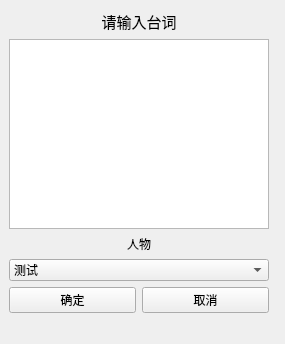
First picture: the form in src/ui/dialogEdit.ui, repository MRSlouzk/Renpy-editor, before the edit.
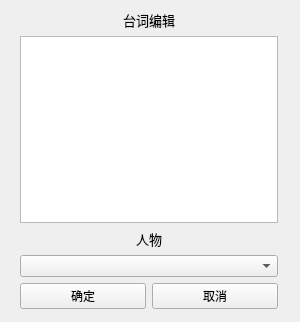
Second picture: the form after the edit.

Diff of the .ui file:
```diff
--- a/src/ui/dialogEdit.ui
+++ b/src/ui/dialogEdit.ui
@@ -9,8 +9,8 @@
    <rect>
     <x>0</x>
     <y>0</y>
-    <width>285</width>
-    <height>344</height>
+    <width>300</width>
+    <height>322</height>
    </rect>
   </property>
   <property name="windowTitle">
@@ -19,24 +19,22 @@
   <widget class="QWidget" name="layoutWidget">
    <property name="geometry">
     <rect>
-     <x>9</x>
+     <x>20</x>
      <y>10</y>
-     <width>260</width>
-     <height>303</height>
+     <width>258</width>
+     <height>299</height>
     </rect>
    </property>
-   <layout class="QVBoxLayout" name="verticalLayout_2">
-    <item>
      <layout class="QVBoxLayout" name="verticalLayout">
       <item>
        <widget class="QLabel" name="labelDialogInput">
         <property name="font">
          <font>
-          <pointsize>11</pointsize>
+        <pointsize>10</pointsize>
          </font>
         </property>
         <property name="text">
-         <string>请输入台词</string>
+       <string>台词编辑</string>
         </property>
         <property name="alignment">
          <set>Qt::AlignCenter</set>
@@ -44,10 +42,15 @@
        </widget>
       </item>
       <item>
-       <widget class="QPlainTextEdit" name="DialogInput"/>
+     <widget class="QPlainTextEdit" name="DialogEdit"/>
       </item>
       <item>
-       <widget class="QLabel" name="labelChar01">
+     <widget class="QLabel" name="label_2">
+      <property name="font">
+       <font>
+        <pointsize>10</pointsize>
+       </font>
+      </property>
         <property name="text">
          <string>人物</string>
         </property>
@@ -57,18 +60,7 @@
        </widget>
       </item>
       <item>
-       <widget class="QComboBox" name="comboBoxCharacter">
-        <property name="tabletTracking">
-         <bool>false</bool>
-        </property>
-        <item>
-         <property name="text">
-          <string>测试</string>
-         </property>
-        </item>
-       </widget>
-      </item>
-     </layout>
+     <widget class="QComboBox" name="comboBoxChara"/>
     </item>
     <item>
      <layout class="QHBoxLayout" name="horizontalLayout">
```
Left out of the diff: 13 changed lines with no effect on the pictures. Lines whose indentation alone changed are shown as unchanged.
